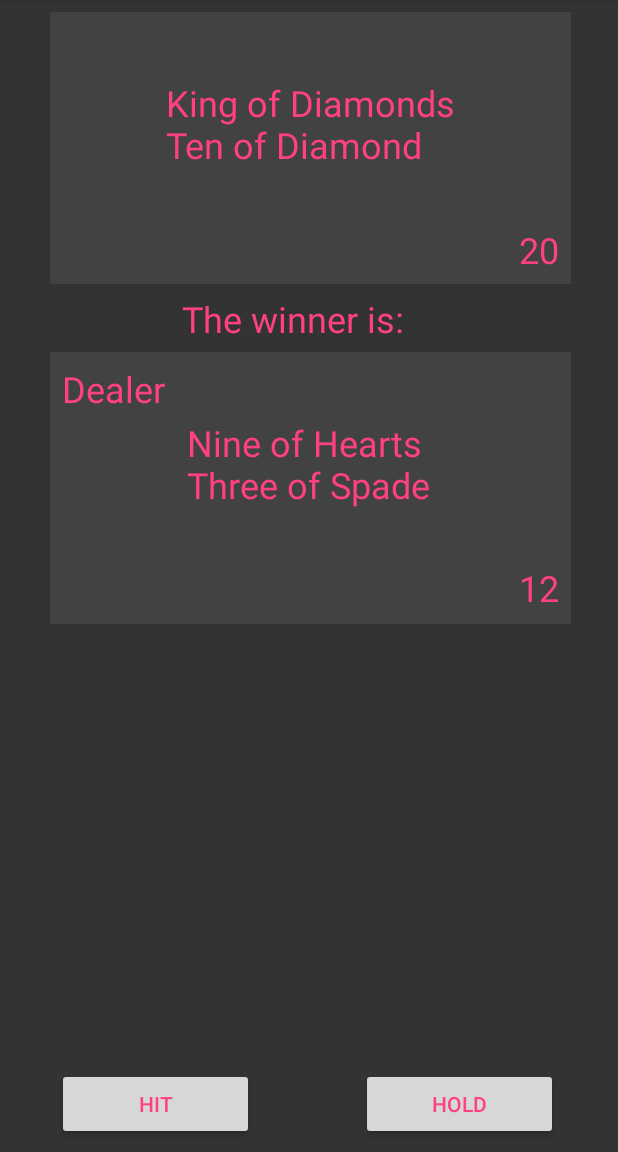
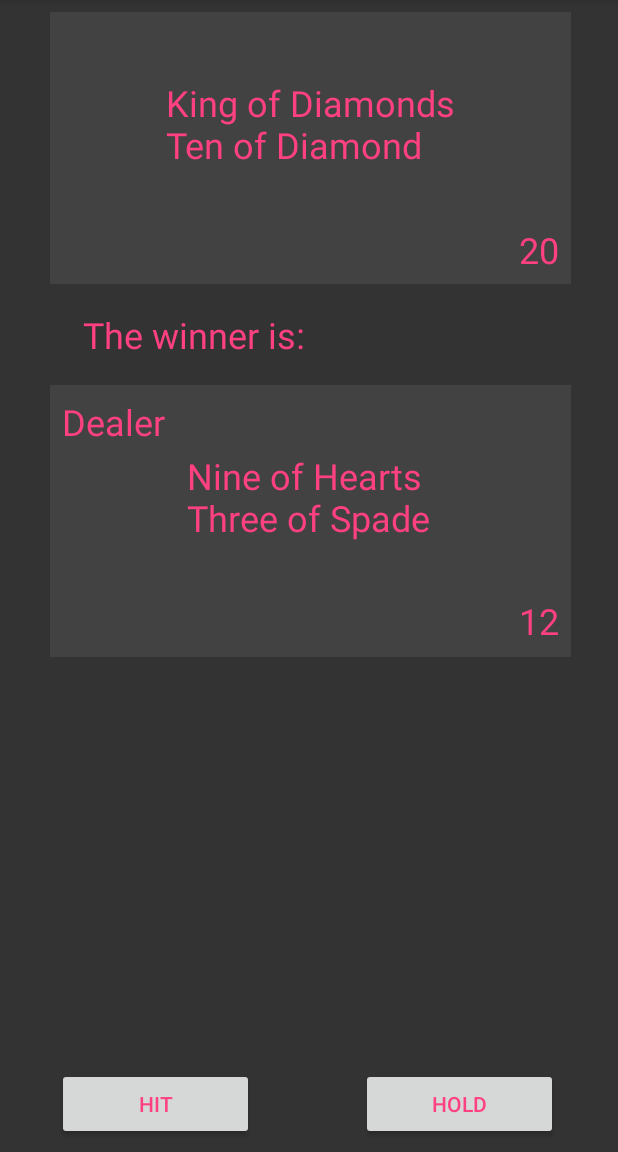
Before and after one commit to FALLENau/week_8_project_Twenty_One_Game, an Android app: the screen it shows after launch (GameActivity), after a tap on "START GAME", on a phone screen of 412 x 824 dp, the part 84-1236 px from its top. Run offline under Robolectric (Android 15) with nearby library versions, the phone set to English and light mode, and no system bars.

Commit message:
cleanup of gameActivity page

```diff
--- a/app/src/main/java/com/example/whitepaw/myblackjack/Game.java
+++ b/app/src/main/java/com/example/whitepaw/myblackjack/Game.java
@@ -99,12 +99,12 @@ public class Game {
 
     public String blackJack() {
 
-        Player blackJackPlayer = null;
+//        Player blackJackPlayer = null;
         int blackJack = 21;
 
         for (Player player : this.players) {
             if (countScore(player) == blackJack) {
-                return player.getName() + " BlackJack! you win wins";
+                return player.getName() + "\n has BlackJack! you wins";
             }
         }
         return null;
--- a/app/src/main/java/com/example/whitepaw/myblackjack/GameActivity.java
+++ b/app/src/main/java/com/example/whitepaw/myblackjack/GameActivity.java
@@ -1,24 +1,24 @@
 package com.example.whitepaw.myblackjack;
 
 import android.content.Intent;
+import android.media.MediaPlayer;
 import android.support.v7.app.AppCompatActivity;
 import android.os.Bundle;
 import android.util.Log;
 import android.view.View;
 import android.widget.Button;
 import android.widget.TextView;
-
 import java.util.ArrayList;
 
 public class GameActivity extends AppCompatActivity {
     Button hitButton;
     Button holdButton;
+    Button restartButton;
     TextView resultText;
     TextView handText;
     TextView handScoreText;
     TextView dealerHandText;
     TextView dealerHandScoreText;
-    Button restartButton;
     Deck deck;
     Player player1;
     Player dealer;
@@ -35,23 +35,32 @@ public class GameActivity extends AppCompatActivity {
         String name = extras.getString("name", "Player");
         Log.e("Ahhh", "value of name is: " + name);
 
+//        final MediaPlayer fail = MediaPlayer.create(this, R.raw.SuperMarioDeathSound);
+//
+//        superMarioFailPlay = (Button) this.findViewById(R.id.fail_sound);
+//
+//        superMarioFailPlay.setOnClickListener(new View.OnClickListener() {
+//            @Override
+//            public void onClick(View v) {
+//                fail.start();
+//            }
+//        });
+
         deck = new Deck();
         dealer = new Dealer("Dealer");
         player1 = new Player(name);
         appGame = new ArrayList<Player>();
         appGame.add(player1);
         appGame.add(dealer);
-//        String dealerHand;
         newGame = new Game(appGame, deck);
         newGame.playGame();
-        String playerblackjack = newGame.blackJack();
+        String playerBlackjack = newGame.blackJack();
 
         hitButton = (Button) findViewById(R.id.hit_button);
         holdButton = (Button) findViewById(R.id.hold_button);
         restartButton = (Button) findViewById(R.id.restart);
         resultText = (TextView) findViewById(R.id.result_text);
 
-        TextView nameText = (TextView) findViewById(R.id.name_game_text);
         handText = (TextView) findViewById(R.id.hand_text);
         handScoreText = (TextView) findViewById(R.id.hand_value);
 
@@ -59,25 +68,11 @@ public class GameActivity extends AppCompatActivity {
         dealerHandScoreText = (TextView) findViewById(R.id.dealer_hand_value);
 
 
-        if(playerblackjack == null) {
+        if(playerBlackjack == null) {
             createData();
-//            String hand = player1.getCardsOfPlayerHand();
-//            int handScore = newGame.countScore(player1);
-//            String handValue = Integer.toString(handScore);
-//
-//            String dealerHand = dealer.getCardsOfPlayerHand();
-//            int dealerHandScore = newGame.countScore(dealer);
-//            String dealerHandValue = Integer.toString(dealerHandScore);
-//
-//            nameText.setText(name);
-//            handText.setText((hand));
-//            handScoreText.setText((handValue));
-//
-//            dealerHandText.setText((dealerHand));
-//            dealerHandScoreText.setText((dealerHandValue));
         } else {
-            resultText.setText(playerblackjack);
-
+            createData();
+            resultText.setText(playerBlackjack);
             endGame();
         }
     }
@@ -94,7 +89,6 @@ public class GameActivity extends AppCompatActivity {
         int dealerHandScore = newGame.countScore(dealer);
         String dealerHandValue = Integer.toString(dealerHandScore);
 
-        nameText.setText(player1.getName());
         handText.setText((hand));
         handScoreText.setText((handValue));
 
@@ -107,6 +101,7 @@ public class GameActivity extends AppCompatActivity {
         hitButton.setVisibility(View.INVISIBLE);
         holdButton.setVisibility(View.INVISIBLE);
     }
+
 
     public void onClickHitButton(View button) {
         player1.addCardToPlayerHand(newGame.getCard());
@@ -130,17 +125,7 @@ public class GameActivity extends AppCompatActivity {
         String result = newGame.compareValueOfHands();
         resultText.setText((result));
         createData();
-//        String dealerHand = dealer.getCardsOfPlayerHand();
-//        int dealerHandScore = newGame.countScore(dealer);
-//        String dealerHandValue = Integer.toString(dealerHandScore);
-//
-//        dealerHandText.setText((dealerHand));
-//        dealerHandScoreText.setText((dealerHandValue));
-
         endGame();
-//        hitButton.setVisibility(View.INVISIBLE);
-//        restartButton.setVisibility(View.VISIBLE);
-//        holdButton.setVisibility(View.INVISIBLE);
     }
 
     public void onReset(View button) {
--- a/app/src/main/res/layout/activity_game.xml
+++ b/app/src/main/res/layout/activity_game.xml
@@ -35,7 +35,7 @@ tools:context="com.example.whitepaw.myblackjack.GameActivity">
         app:layout_constraintLeft_toLeftOf="parent"
         app:layout_constraintRight_toRightOf="parent"
         app:srcCompat="?attr/colorControlHighlight"
-        android:layout_marginTop="45dp"
+        android:layout_marginTop="67dp"
         app:layout_constraintTop_toBottomOf="@+id/imageView" />
 
     <TextView
@@ -163,15 +163,15 @@ tools:context="com.example.whitepaw.myblackjack.GameActivity">
 
     <TextView
         android:id="@+id/result_text"
-        android:layout_width="wrap_content"
-        android:layout_height="wrap_content"
+        android:layout_width="184dp"
+        android:layout_height="29dp"
         android:layout_marginEnd="8dp"
         android:layout_marginLeft="8dp"
         android:layout_marginRight="8dp"
         android:layout_marginStart="8dp"
         android:textColor="@color/colorAccent"
         android:textSize="24sp"
-        app:layout_constraintHorizontal_bias="0.679"
+        app:layout_constraintHorizontal_bias="0.956"
         app:layout_constraintLeft_toLeftOf="parent"
         app:layout_constraintRight_toRightOf="parent"
         tools:text="@string/result_text"
@@ -179,7 +179,7 @@ tools:context="com.example.whitepaw.myblackjack.GameActivity">
         app:layout_constraintTop_toBottomOf="@+id/imageView"
         android:layout_marginBottom="8dp"
         app:layout_constraintBottom_toTopOf="@+id/imageView2"
-        app:layout_constraintVertical_bias="1.0" />
+        app:layout_constraintVertical_bias="0.545" />
 
     <TextView
         android:id="@+id/Dealer_id_tag"
--- a/app/src/main/res/values/strings.xml
+++ b/app/src/main/res/values/strings.xml
@@ -1,6 +1,6 @@
 <resources>
     <string name="app_name">MyBlackJack</string>
-    <string name="app_bust">not you, Bust FOOL!</string>
+    <string name="app_bust">not you, \n you Bust FOOL!</string>
     <string name="name_game_text">Name</string>
     <string name="hit_button">Hit</string>
     <string name="hold_button">Hold</string>
```
